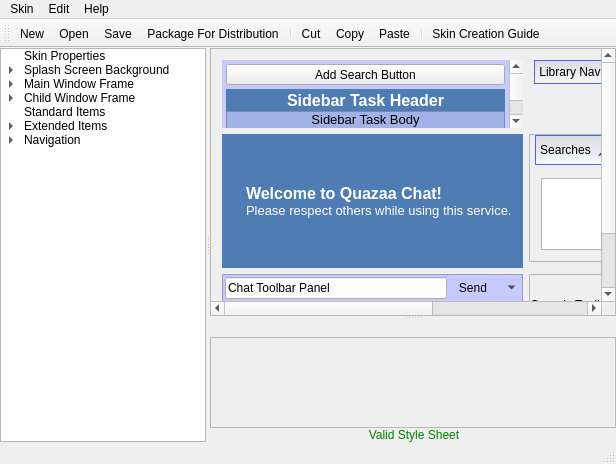
First picture: the form in QuazaaSkinTool/mainwindow.ui, repository c3c/quazaa, before the edit.
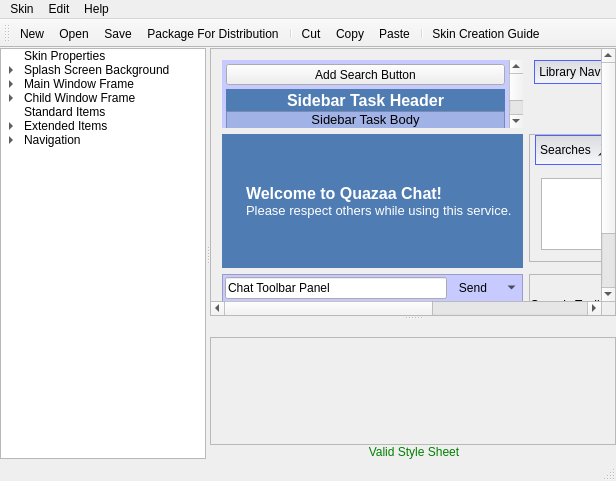
Second picture: the form after the edit. The open tabs and pages were chosen to show the change. Icons and pictures are not drawn. Custom widgets are drawn as their Qt base class.

What changed in the file:
```diff
--- a/QuazaaSkinTool/mainwindow.ui
+++ b/QuazaaSkinTool/mainwindow.ui
@@ -7,7 +7,7 @@
     <x>0</x>
     <y>0</y>
     <width>616</width>
-    <height>464</height>
+    <height>481</height>
    </rect>
   </property>
   <property name="windowTitle">
```
Left out of the diff: 106 changed lines with no effect on the pictures.
